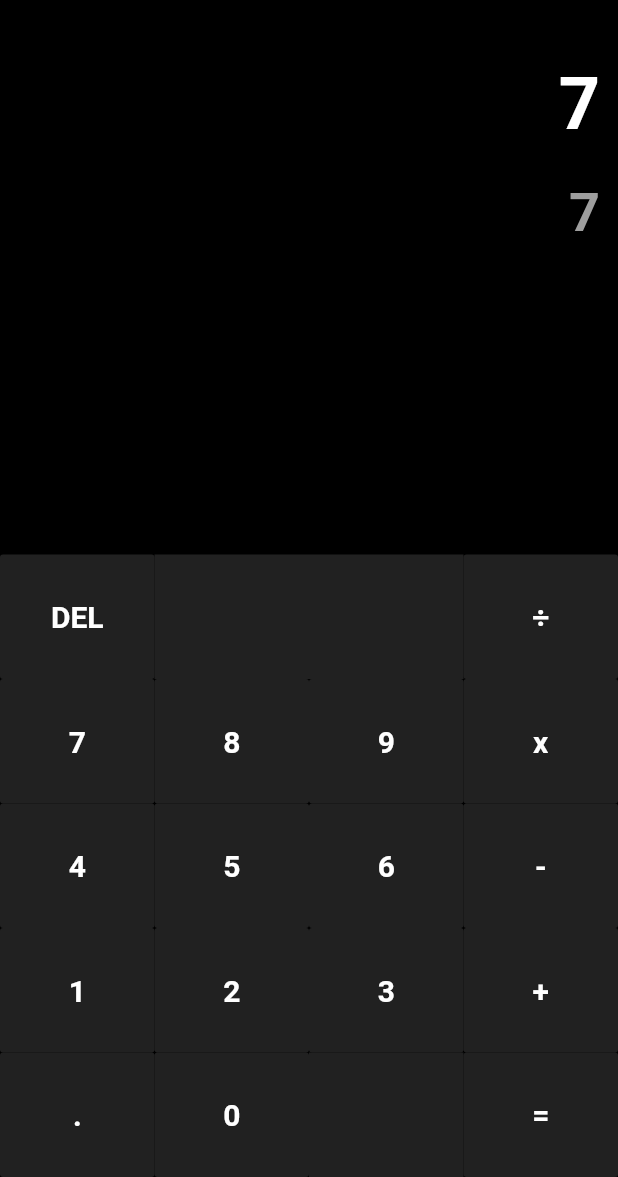
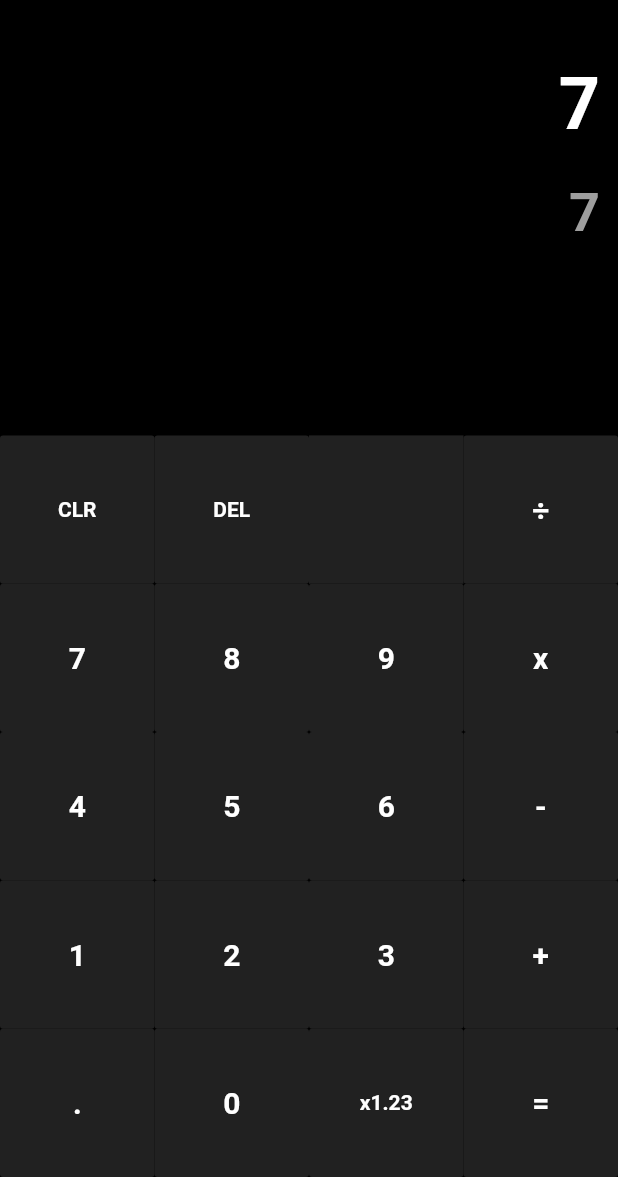
Before and after one commit to leiffen/Calculator, a Flutter app: the screen it shows after launch, after a tap on an icon or button, on a phone screen of 412 x 824 dp, the part 59-1236 px from its top. Run offline on Flutter 3.47's test engine with Material 2 defaults, Android fonts, the phone set to English and light mode, and no system bars.

Commit message:
Fixed 0 problem and added dianamic size for buttons

```diff
--- a/lib/main.dart
+++ b/lib/main.dart
@@ -92,7 +92,7 @@ class _MyHomePageState extends State<MyHomePage> {
         formula = '';
       });
 
-    // DELETE button
+      // DELETE button
     } else if (buttonText == 'DEL') {
       if (formula.isNotEmpty) {
         setState(() {
@@ -100,7 +100,7 @@ class _MyHomePageState extends State<MyHomePage> {
         });
       }
 
-    // EQUALS button
+      // EQUALS button
     } else if (buttonText == '=') {
       setState(() {
         delclr = 'CLR';
@@ -108,14 +108,6 @@ class _MyHomePageState extends State<MyHomePage> {
         result = '';
       });
     } else {
-
-      // Switch between CLEAR and DELETE
-      if (delclr != 'DEL') {
-        setState(() {
-          delclr = 'DEL';
-        });
-      }
-
       if (buttonText.contains(opsNoSub) && formula.length == 0) {
         // Do nothing
       } else if (buttonText.contains(opsNoSub) &&
@@ -144,8 +136,11 @@ class _MyHomePageState extends State<MyHomePage> {
         });
       } else if (buttonText.contains('0') &&
           formula.endsWith('0') &&
-          (formula.lastIndexOf('.') == -1 ||
-              formula.lastIndexOf('.') < formula.lastIndexOf(ops))) {
+          ((formula.lastIndexOf('.') == -1 &&
+                  !formula.contains(RegExp('[1-9]'))) ||
+              (formula.lastIndexOf('.') < formula.lastIndexOf(ops) &&
+                  !formula.contains(
+                      RegExp('[1-9]'), formula.lastIndexOf(ops))))) {
         // Do nothing
       } else {
         int i = formula.lastIndexOf(ops);
@@ -170,7 +165,7 @@ class _MyHomePageState extends State<MyHomePage> {
           result = calculate();
         });
       }
-    // Clear result when formula is empty
+      // Clear result when formula is empty
     } else {
       setState(() {
         result = '';
@@ -182,9 +177,10 @@ class _MyHomePageState extends State<MyHomePage> {
 
   Widget button(String buttonText) {
     return new Expanded(
+        child: ButtonTheme(
+      height: MediaQuery.of(context).size.height / 5 * 3 / 5,
       child: FlatButton(
         color: Colors.grey[900],
-        padding: EdgeInsets.all(30.0),
         child: Text(
           buttonText,
           style: TextStyle(
@@ -195,14 +191,33 @@ class _MyHomePageState extends State<MyHomePage> {
         ),
         onPressed: () => buttonPressed(buttonText),
       ),
-    );
+    ));
+  }
+
+  Widget specialButton(String buttonText) {
+    return new Expanded(
+        child: ButtonTheme(
+      height: MediaQuery.of(context).size.height / 5 * 3 / 5,
+      child: FlatButton(
+        color: Colors.grey[900],
+        child: Text(
+          buttonText,
+          style: TextStyle(
+            color: Colors.white,
+            fontSize: 14.0,
+            fontWeight: FontWeight.bold,
+          ),
+        ),
+        onPressed: () => buttonPressed(buttonText),
+      ),
+    ));
   }
 
   Widget blank() {
     return new Expanded(
       child: Container(
+        height: MediaQuery.of(context).size.height / 5 * 3 / 5,
         color: Colors.grey[900],
-        padding: EdgeInsets.all(30.0),
         child: Text(
           '',
           style: TextStyle(
@@ -262,8 +277,8 @@ class _MyHomePageState extends State<MyHomePage> {
               children: [
                 Row(
                   children: [
-                    button(delclr),
-                    blank(),
+                    specialButton('CLR'),
+                    specialButton('DEL'),
                     blank(),
                     button("\u{00F7}"),
                   ],
@@ -296,7 +311,7 @@ class _MyHomePageState extends State<MyHomePage> {
                   children: [
                     button("."),
                     button("0"),
-                    blank(),
+                    specialButton('x1.23'),
                     button("="),
                   ],
                 ),
```
